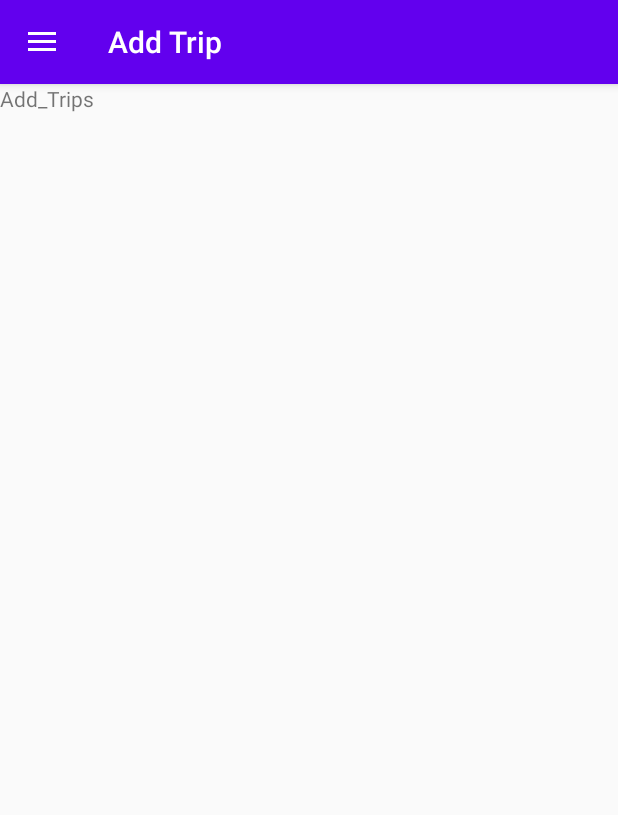
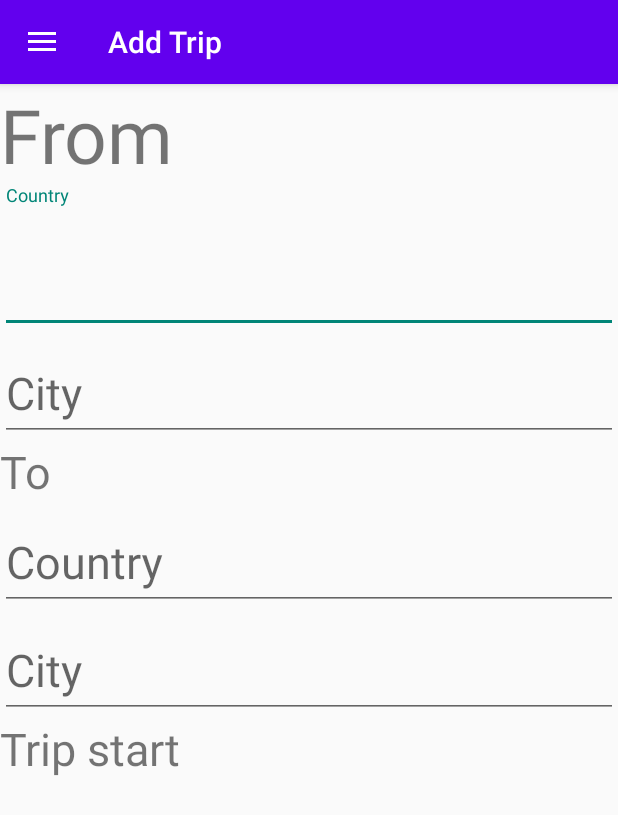
Before and after one commit to hugovelasquez/travel-app, an Android app: the screen it shows after launch (MainActivity), in the side drawer, after a tap on "Add Trip", on a phone screen of 412 x 824 dp. Shown: the top 815 px of the screen. Run offline under Robolectric (Android 15) with nearby library versions, the light colour scheme and no system bars.

Commit message:
First layout of add trips

```diff
--- a/app/build.gradle
+++ b/app/build.gradle
@@ -30,6 +30,7 @@ dependencies {
     implementation 'androidx.constraintlayout:constraintlayout:1.1.3'
     implementation 'androidx.navigation:navigation-fragment:2.2.2'
     implementation 'androidx.navigation:navigation-ui:2.2.2'
+    implementation 'com.google.android.material:material:1.2.0-alpha06'
     testImplementation 'junit:junit:4.12'
     androidTestImplementation 'androidx.test.ext:junit:1.1.1'
     androidTestImplementation 'androidx.test.espresso:espresso-core:3.2.0'
--- a/app/src/main/java/com/sucaldo/travelapp/AddTripFragment.java
+++ b/app/src/main/java/com/sucaldo/travelapp/AddTripFragment.java
@@ -14,5 +14,6 @@ public class AddTripFragment extends Fragment {
     @Override
     public View onCreateView(@NonNull LayoutInflater inflater, @Nullable ViewGroup container, @Nullable Bundle savedInstanceState) {
         return inflater.inflate(R.layout.add_trip_view,container,false);
+
     }
 }
--- a/app/src/main/res/layout/add_trip_view.xml
+++ b/app/src/main/res/layout/add_trip_view.xml
@@ -1,12 +1,88 @@
 <?xml version="1.0" encoding="utf-8"?>
-<TableLayout
-    xmlns:android="http://schemas.android.com/apk/res/android"
+<LinearLayout xmlns:android="http://schemas.android.com/apk/res/android"
     android:layout_width="match_parent"
-    android:layout_height="match_parent">
+    android:layout_height="match_parent"
+    android:orientation="horizontal">
 
-    <TextView
-        android:layout_width="wrap_content"
-        android:layout_height="wrap_content"
-        android:text="Add_Trips"        />
+    <LinearLayout
+        android:layout_width="match_parent"
+        android:layout_height="match_parent"
+        android:orientation="vertical">
 
-</TableLayout>
+        <TextView
+            android:layout_width="wrap_content"
+            android:layout_height="wrap_content"
+            android:text="@string/text_from"
+            android:textSize="50dp"/>
+
+        <com.google.android.material.textfield.TextInputLayout
+            android:layout_width="match_parent"
+            android:layout_height="wrap_content">
+
+            <com.google.android.material.textfield.TextInputEditText
+                android:layout_width="match_parent"
+                android:layout_height="wrap_content"
+                android:hint="@string/text_country"
+                android:textSize="50dp" />
+
+        </com.google.android.material.textfield.TextInputLayout>
+
+        <com.google.android.material.textfield.TextInputLayout
+            android:layout_width="match_parent"
+            android:layout_height="wrap_content">
+
+            <com.google.android.material.textfield.TextInputEditText
+                android:layout_width="match_parent"
+                android:layout_height="wrap_content"
+                android:hint="@string/text_city"
+                android:textSize="30dp"/>
+        </com.google.android.material.textfield.TextInputLayout>
+
+        <TextView
+            android:layout_width="wrap_content"
+            android:layout_height="wrap_content"
+            android:text="@string/text_to"
+            android:textSize="30dp"/>
+
+        <com.google.android.material.textfield.TextInputLayout
+            android:layout_width="match_parent"
+            android:layout_height="wrap_content">
+
+            <com.google.android.material.textfield.TextInputEditText
+                android:layout_width="match_parent"
+                android:layout_height="wrap_content"
+                android:hint="@string/text_country"
+                android:textSize="30dp" />
+
+        </com.google.android.material.textfield.TextInputLayout>
+
+        <com.google.android.material.textfield.TextInputLayout
+            android:layout_width="match_parent"
+            android:layout_height="wrap_content">
+
+            <com.google.android.material.textfield.TextInputEditText
+                android:layout_width="match_parent"
+                android:layout_height="wrap_content"
+                android:hint="@string/text_city"
+                android:textSize="30dp"/>
+        </com.google.android.material.textfield.TextInputLayout>
+
+        <TextView
+            android:layout_width="wrap_content"
+            android:layout_height="wrap_content"
+            android:text="@string/text_trip_start"
+            android:textSize="30dp"/>
+
+
+
+
+    </LinearLayout>
+
+    <FrameLayout
+        android:layout_width="match_parent"
+        android:layout_height="match_parent">
+
+    </FrameLayout>
+
+
+</LinearLayout>
--- a/app/src/main/res/values/strings.xml
+++ b/app/src/main/res/values/strings.xml
@@ -1,22 +1,15 @@
 <resources>
     <string name="app_name">TravelApp</string>
-
-    <string name="text_btnAdd">Add Trip</string>
-    <string name="text_btnView">View Trips</string>
-    <string name="text_From">From:</string>
-    <string name="text_Country">Country</string>
-    <string name="text_City">Place</string>
-    <string name="text_To">To:</string>
-    <string name="text_StartDate">Start Date:</string>
-    <string name="text_DateFormat">(DD.MM.YYYY)</string>
-    <string name="text_EndDate">End Date:</string>
-    <string name="text_Desc">Trip description:</string>
-    <string name="text_btnAddToDb">Add to list</string>
-    <string name="txt_tripDesc">Trip Description:</string>
 
     <!-- navbar -->
     <string name="navigation_drawer_open">Open navigation drawer</string>
     <string name="navigation_drawer_close">Close navigation drawer</string>
     <string name="navbar_my_trips">My Trips</string>
     <string name="navbar_add_trip">Add Trip</string>
+
+    <string name="text_from">From</string>
+    <string name="text_country">Country</string>
+    <string name="text_city">City</string>
+    <string name="text_to">To</string>
+    <string name="text_trip_start">Trip start</string>
 </resources>
```
